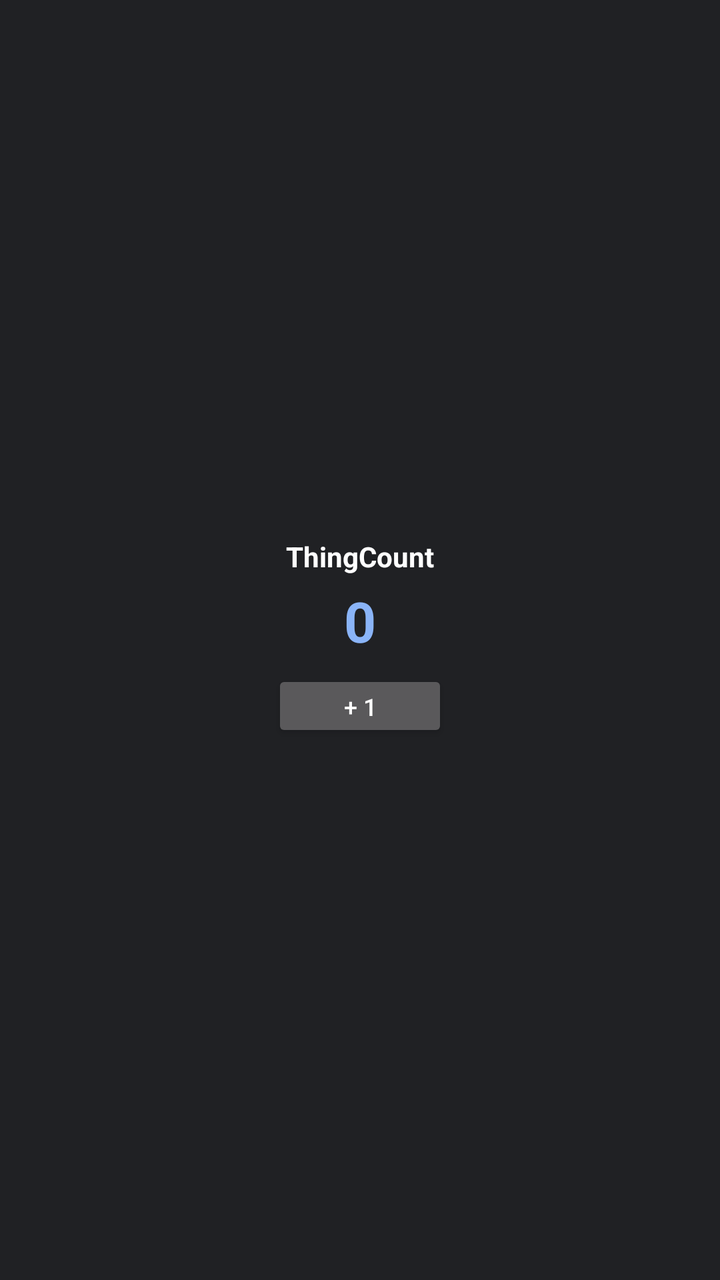
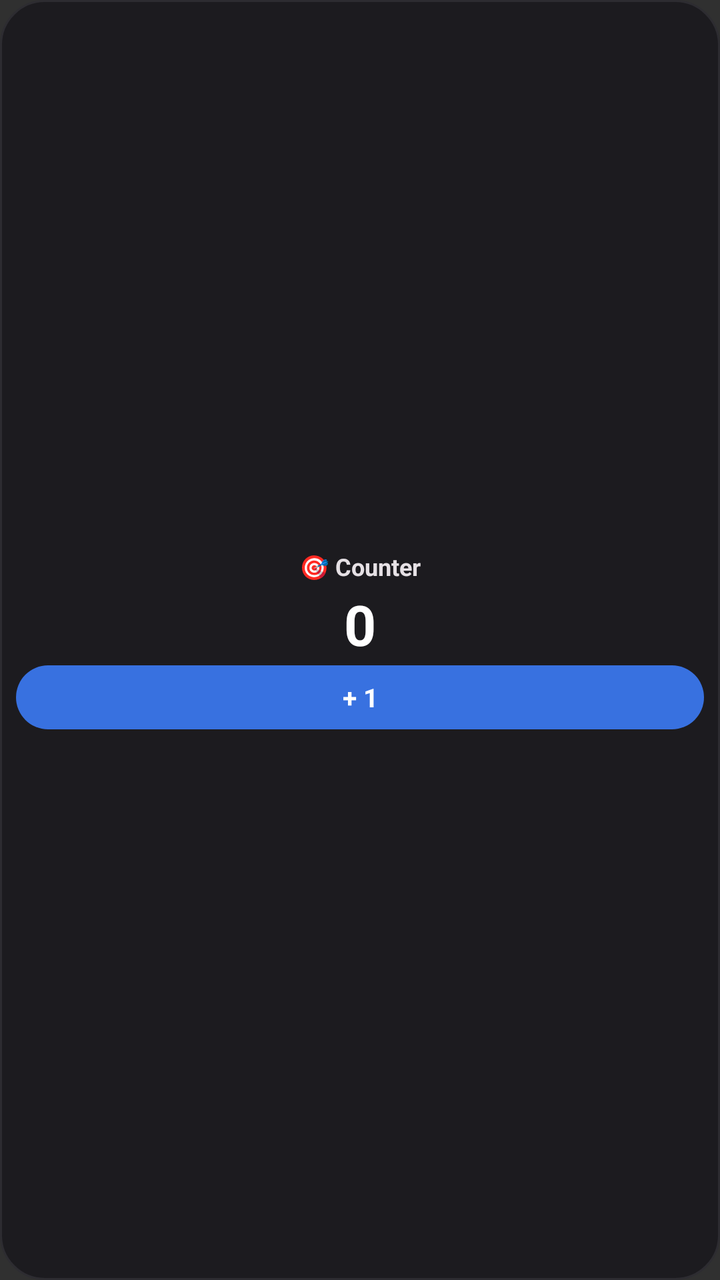

Compare the two renders of this Android layout. The source of the first and the diff that turns it into the second are given below.
<!-- AndroidManifest.xml: application theme Theme.ThingCount -->
<!-- res/layout/widget_counter.xml -->
<?xml version="1.0" encoding="utf-8"?>
<LinearLayout xmlns:android="http://schemas.android.com/apk/res/android"
    android:id="@+id/widget_root"
    android:layout_width="match_parent"
    android:layout_height="match_parent"
    android:background="#202124"
    android:gravity="center"
    android:orientation="vertical"
    android:padding="12dp">

    <TextView
        android:id="@+id/widget_title"
        android:layout_width="wrap_content"
        android:layout_height="wrap_content"
        android:text="ThingCount"
        android:textColor="#FFFFFF"
        android:textSize="14sp"
        android:textStyle="bold" />

    <TextView
        android:id="@+id/widget_count"
        android:layout_width="wrap_content"
        android:layout_height="wrap_content"
        android:layout_marginTop="4dp"
        android:text="0"
        android:textColor="#8AB4F8"
        android:textSize="28sp"
        android:textStyle="bold" />

    <Button
        android:id="@+id/widget_btn_increment"
        android:layout_width="wrap_content"
        android:layout_height="36dp"
        android:layout_marginTop="6dp"
        android:text="+ 1"
        android:textSize="12sp" />

</LinearLayout>
<!-- resources referenced by this layout -->
<resources>
  <style name="Theme.ThingCount" parent="android:Theme.Material.NoActionBar">
          <item name="android:statusBarColor">@android:color/transparent</item>
          <item name="android:navigationBarColor">@android:color/transparent</item>
          <item name="android:windowLightStatusBar">true</item>
          <item name="android:windowLightNavigationBar">true</item>
          <item name="android:windowLayoutInDisplayCutoutMode">shortEdges</item>
      </style>
</resources>

<!-- the commit's change to res/layout/widget_counter.xml (unified diff, before → after) -->
@@ -3,36 +3,43 @@
     android:id="@+id/widget_root"
     android:layout_width="match_parent"
     android:layout_height="match_parent"
-    android:background="#202124"
+    android:background="@drawable/widget_bg"
     android:gravity="center"
     android:orientation="vertical"
-    android:padding="12dp">
+    android:padding="8dp">
 
     <TextView
         android:id="@+id/widget_title"
         android:layout_width="wrap_content"
         android:layout_height="wrap_content"
-        android:text="ThingCount"
-        android:textColor="#FFFFFF"
-        android:textSize="14sp"
+        android:ellipsize="end"
+        android:gravity="center"
+        android:maxLines="1"
+        android:text="🎯 Counter"
+        android:textColor="#E6E1E5"
+        android:textSize="12sp"
         android:textStyle="bold" />
 
     <TextView
         android:id="@+id/widget_count"
         android:layout_width="wrap_content"
         android:layout_height="wrap_content"
-        android:layout_marginTop="4dp"
+        android:layout_marginVertical="2dp"
+        android:gravity="center"
         android:text="0"
-        android:textColor="#8AB4F8"
+        android:textColor="#FFFFFF"
         android:textSize="28sp"
         android:textStyle="bold" />
 
-    <Button
+    <TextView
         android:id="@+id/widget_btn_increment"
-        android:layout_width="wrap_content"
-        android:layout_height="36dp"
-        android:layout_marginTop="6dp"
+        android:layout_width="match_parent"
+        android:layout_height="32dp"
+        android:background="@drawable/widget_btn_bg"
+        android:gravity="center"
         android:text="+ 1"
-        android:textSize="12sp" />
+        android:textColor="#FFFFFF"
+        android:textSize="13sp"
+        android:textStyle="bold" />
 
 </LinearLayout>
<!-- resource entries referenced after the edit -->
@@ -1,5 +1,20 @@
 <!-- resources referenced by this layout -->
 <resources>
+  <!-- drawable widget_bg (drawable) -->
+  <?xml version="1.0" encoding="utf-8"?>
+  <shape xmlns:android="http://schemas.android.com/apk/res/android"
+      android:shape="rectangle">
+      <solid android:color="#1C1B1F" />
+      <corners android:radius="22dp" />
+      <stroke android:width="1dp" android:color="#2D2C31" />
+  </shape>
+  <!-- drawable widget_btn_bg (drawable) -->
+  <?xml version="1.0" encoding="utf-8"?>
+  <shape xmlns:android="http://schemas.android.com/apk/res/android"
+      android:shape="rectangle">
+      <solid android:color="#3871E0" />
+      <corners android:radius="16dp" />
+  </shape>
   <style name="Theme.ThingCount" parent="android:Theme.Material.NoActionBar">
           <item name="android:statusBarColor">@android:color/transparent</item>
           <item name="android:navigationBarColor">@android:color/transparent</item>
